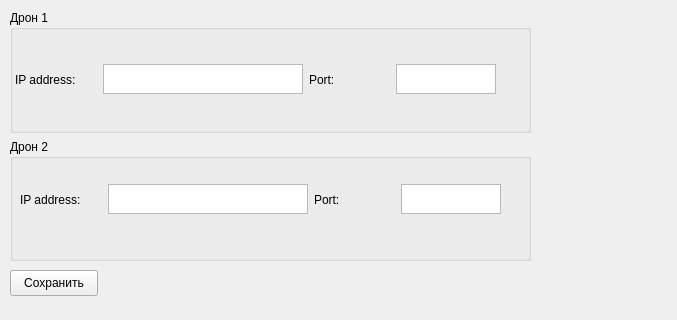
KelHeor23/DockingControlStation, file conn_settings.ui: the form before one commit.
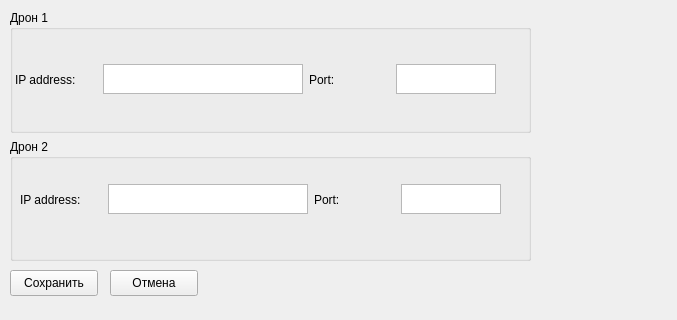
The form after the commit.

Commit message: add cancel and fix isValidIPPort

```diff
--- a/conn_settings.ui
+++ b/conn_settings.ui
@@ -180,6 +180,19 @@
     <string>Сохранить</string>
    </property>
   </widget>
+  <widget class="QPushButton" name="cancel">
+   <property name="geometry">
+    <rect>
+     <x>110</x>
+     <y>270</y>
+     <width>88</width>
+     <height>26</height>
+    </rect>
+   </property>
+   <property name="text">
+    <string>Отмена</string>
+   </property>
+  </widget>
  </widget>
  <resources/>
  <connections/>
```
The commit also changes 2 other files.
